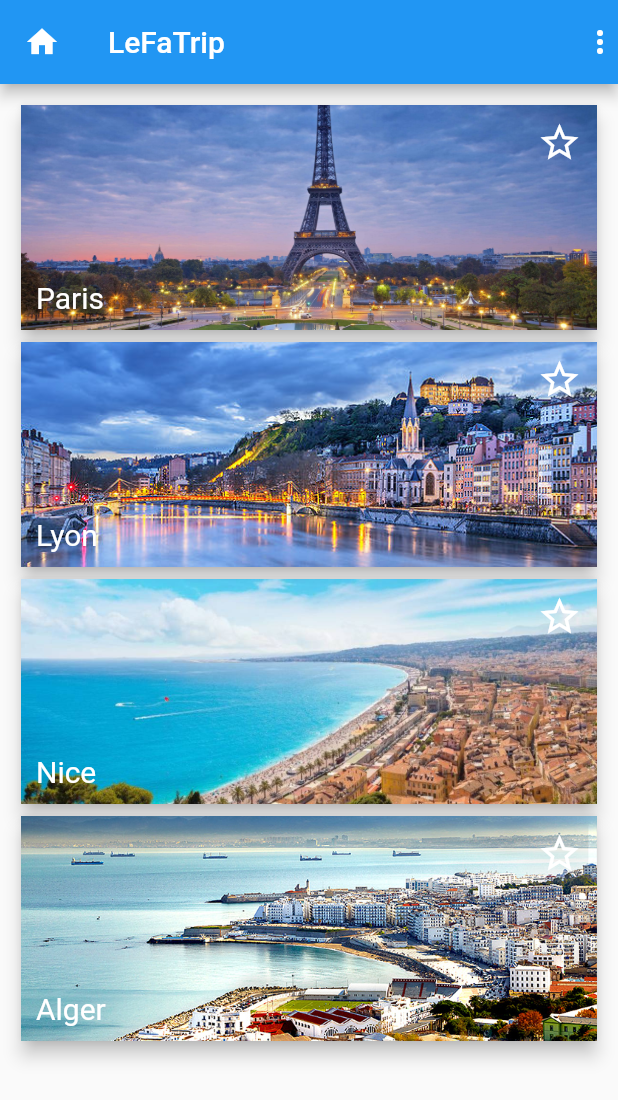
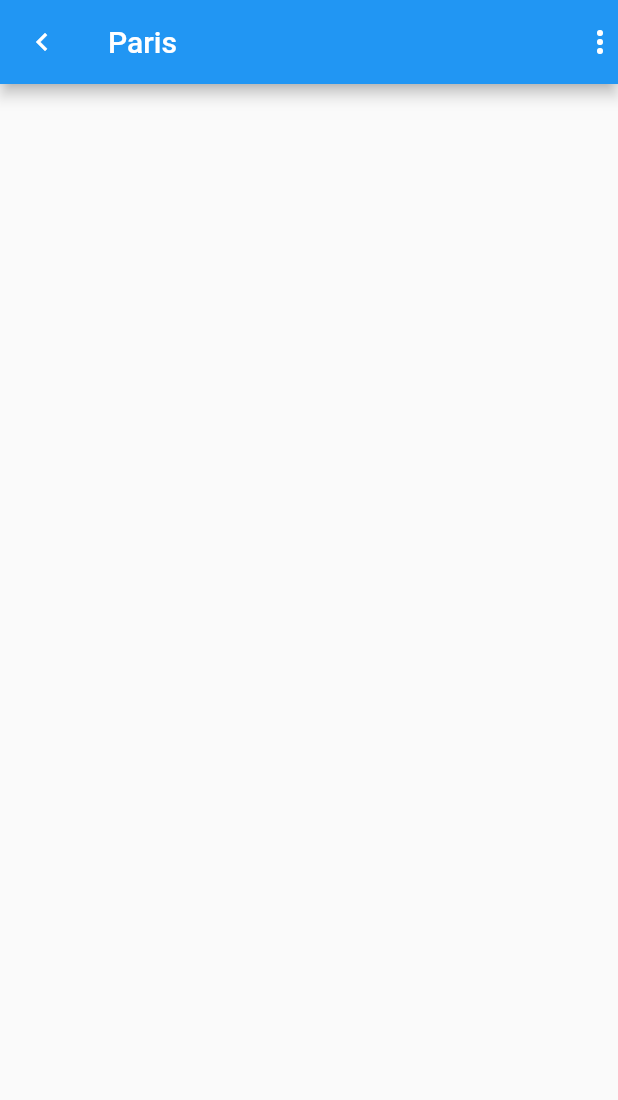
Before and after one commit to FARIDJADDA/fly_project, a Flutter app: the screen it shows after launch, on a phone screen of 412 x 824 dp. Shown: the top 1100 px of the screen. Run offline on Flutter 3.47's test engine with Material 2 defaults, Android fonts, the phone set to English and light mode, and no system bars.

Commit message:
update main.dart & city.dart file add new model & data Activity

```diff
--- /dev/null
+++ b/lib/datas/data.dart
@@ -0,0 +1,58 @@
+import '../models/activity.model.dart';
+
+List<Activity> activities = [
+  Activity(
+    image: 'assets/images/activities/louvre.jpg',
+    name: 'Louvre',
+    id: 'a1',
+    city: 'Paris',
+  ),
+  Activity(
+    image: 'assets/images/activities/chaumont.jpg',
+    name: 'Chaumont',
+    id: 'a2',
+    city: 'Paris',
+  ),
+  Activity(
+    image: 'assets/images/activities/dame.jpg',
+    name: 'Notre Dame',
+    id: 'a3',
+    city: 'Paris',
+  ),
+  Activity(
+    image: 'assets/images/activities/defense.jpg',
+    name: 'La defense',
+    id: 'a4',
+    city: 'Paris',
+  ),
+  Activity(
+    image: 'assets/images/activities/louvre.jpg',
+    name: 'Tour Effeil',
+    id: 'a5',
+    city: 'Paris',
+  ),
+  Activity(
+    image: 'assets/images/activities/luxembourg.jpg',
+    name: 'Jardin Luxembrourg',
+    id: 'a6',
+    city: 'Paris',
+  ),
+  Activity(
+    image: 'assets/images/activities/mitterand.jpg',
+    name: 'Bibliothèque Mitterand',
+    id: 'a7',
+    city: 'Paris',
+  ),
+  Activity(
+    image: 'assets/images/activities/montmartre.jpg',
+    name: 'Montmartre',
+    id: 'a8',
+    city: 'Paris',
+  ),
+  Activity(
+    image: 'assets/images/activities/catacombe.jpg',
+    name: 'Catacombe',
+    id: 'a1',
+    city: 'Paris',
+  ),
+];
--- a/lib/main.dart
+++ b/lib/main.dart
@@ -1,6 +1,7 @@
 import 'package:flutter/material.dart';
+import 'package:fly_project/views/city/city.dart';
 
-import 'views/home/home.dart';
+//import 'views/home/home.dart';
 
 main(List<String> args) {
   runApp(LeFaTrip());
@@ -12,7 +13,8 @@ class LeFaTrip extends StatelessWidget {
     return MaterialApp(
       debugShowCheckedModeBanner:
           false, // enleve la banière debug en haut à droite de l'ecran
-      home: Home(),
+      //home: Home(),
+      home: City(),
     );
   }
 }
--- /dev/null
+++ b/lib/models/activity.model.dart
@@ -0,0 +1,7 @@
+class Activity {
+  String name;
+  String image;
+  String id;
+  String city;
+  Activity({this.name, this.city, this.id, this.image});
+}
--- a/lib/views/city/city.dart
+++ b/lib/views/city/city.dart
@@ -0,0 +1,30 @@
+import 'package:flutter/material.dart';
+import 'package:fly_project/models/activity.model.dart';
+import '../../datas/data.dart' as data;
+
+class City extends StatefulWidget {
+  final List<Activity> activities = data.activities;
+  @override
+  _CityState createState() => _CityState();
+}
+
+class _CityState extends State<City> {
+  @override
+  Widget build(BuildContext context) {
+    return Scaffold(
+      appBar: AppBar(
+        leading: Icon(Icons.chevron_left),
+        title: Text('Paris'),
+        actions: <Widget>[
+          Icon(Icons.more_vert),
+        ],
+      ),
+      body: Container(
+        padding: EdgeInsets.all(10),
+        child: Column(
+          children: <Widget>[],
+        ),
+      ),
+    );
+  }
+}
```
